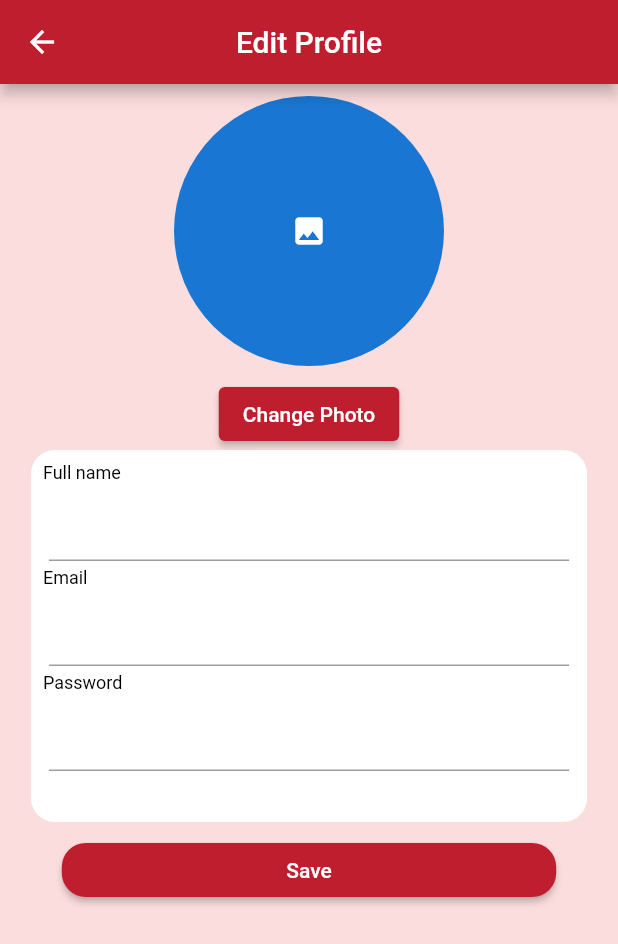
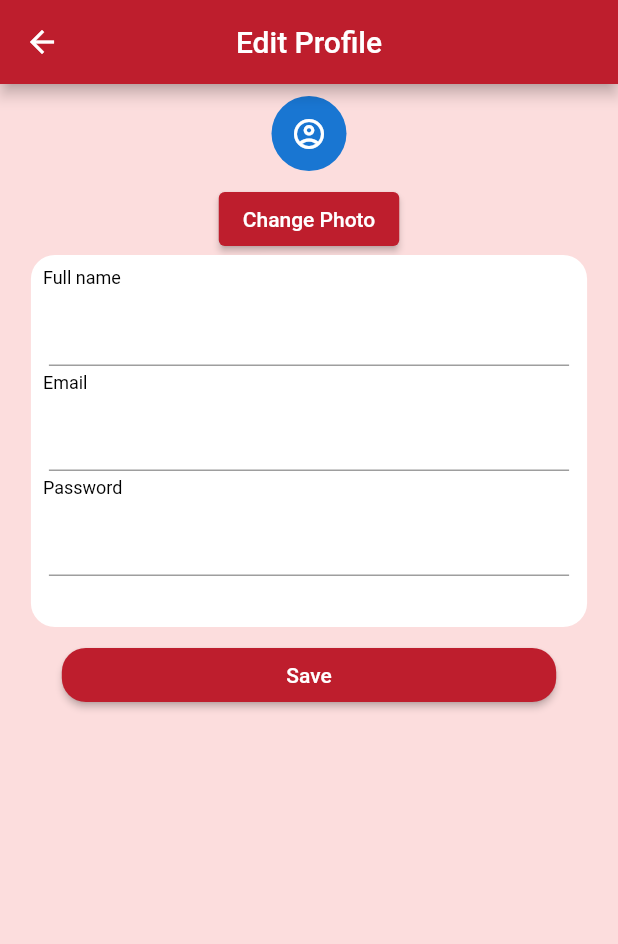
Before and after one commit to kwe-k-u/software_engineering_staff, a Flutter app: the screen it shows once a user with an empty profile is signed in, item 4 of the bottom bar chosen, after a tap on "Edit Profile", on a phone screen of 412 x 824 dp. Shown: the top 944 px of the screen. Run offline on Flutter 3.47's test engine with Material 2 defaults, Android fonts, the phone set to English and light mode, and no system bars; our stand-ins replace cloud_firestore, firebase_auth, firebase_core, firebase_storage, flutter_dotenv, image_picker; accounts and stored records are empty.

Commit message:
implemented unused ticket and available buses

```diff
--- a/lib/edit_profile_page/edit_profile_page.dart
+++ b/lib/edit_profile_page/edit_profile_page.dart
@@ -10,16 +10,17 @@ import 'package:software_engineering/utils/firestore_helper.dart';
 import 'package:software_engineering/widgets/custom_button.dart';
 import 'package:software_engineering/widgets/custom_text_field.dart';
 import 'package:software_engineering/widgets/input_section.dart';
+import 'package:software_engineering/widgets/profile_image.dart';
 
 class EditProfilePage extends StatefulWidget {
   final String name;
   final String email;
-  final String? image;
+  // final String? image;
   const EditProfilePage({
     Key? key,
     required this.name,
     required this.email,
-    required this.image,
+    // required this.image,
   }) : super(key: key);
 
   @override
@@ -52,15 +53,6 @@ class _EditProfilePageState extends State<EditProfilePage> {
   }
 
 
-  Widget showImage(){
-    if (image != null){
-      return Image.file(image!,);
-    } else if (widget.image != null){
-      return Image.network(widget.image!);
-    }
-    return const Icon(Icons.image);
-  }
-
   @override
   Widget build(BuildContext context) {
     Size size = MediaQuery.of(context).size;
@@ -78,18 +70,13 @@ class _EditProfilePageState extends State<EditProfilePage> {
           child: SingleChildScrollView(
             child: Column(
               children: [
-                InkWell(
-                  onTap: changeImage,
-                  child:  Padding(
-                    padding: const EdgeInsets.all(8.0),
-                    child: CircleAvatar(
-                      minRadius: 80,
-                      maxRadius: 90,
-                      child: ClipRRect(
-                        borderRadius: BorderRadius.circular(60),
-                          child: showImage()),
-                    ),
-                  ),
+
+                Padding(
+                  padding: const EdgeInsets.all(8.0),
+                  child : ProfileImage(
+                    image: context.read<AppState>().auth!.currentUser!.photoURL,
+                    onTap: changeImage,
+                  )
                 ),
                 ElevatedButton(
                     onPressed: changeImage,
--- a/lib/screens/homepage/homepage.dart
+++ b/lib/screens/homepage/homepage.dart
@@ -1,9 +1,13 @@
 import 'package:flutter/material.dart';
 import 'package:software_engineering/models/app_state.dart';
+import 'package:software_engineering/models/bus.dart';
 import 'package:software_engineering/screens/homepage/widgets/account_balance_and_ticket.dart';
 import 'package:software_engineering/utils/constants.dart';
+import 'package:software_engineering/utils/extensions.dart';
+import 'package:software_engineering/utils/firestore_helper.dart';
 import 'package:software_engineering/widgets/bus_tile.dart';
 import 'package:provider/provider.dart';
+import 'package:software_engineering/widgets/profile_image.dart';
 
 class Homepage extends StatefulWidget {
   const Homepage({Key? key}) : super(key: key);
@@ -13,6 +17,8 @@ class Homepage extends StatefulWidget {
 }
 
 class _HomepageState extends State<Homepage> {
+  DateTime busDate = DateTime.now();
+
   @override
   Widget build(BuildContext context) {
     return Padding(
@@ -39,27 +45,14 @@ class _HomepageState extends State<Homepage> {
                         ]
                     )
                 ),
-                 CircleAvatar(
-                  maxRadius: 25,
-                  child: context.read<AppState>().auth!.currentUser!.photoURL != null ?
-                  ClipRRect(
-                    borderRadius: BorderRadius.circular(30),
-                      child: Image.network(context.read<AppState>().auth!.currentUser!.photoURL!)
-                  )
-                      : const Icon(Icons.account_circle_outlined,size: 50,),
-                )
+                ProfileImage(image: context.read<AppState>().auth!.currentUser!.photoURL,)
+
               ],
             ),
           ),
 
 
           const AccountBalanceAndTicket(),
-
-
-          // const SizedBox(
-          //   height: 8,
-          // ),
-
 
 
           Padding(
@@ -74,12 +67,42 @@ class _HomepageState extends State<Homepage> {
                     fontWeight: FontWeight.bold
                   ),
                 ),
-                TextButton(onPressed: (){}, child: Text("Select day", style: Theme.of(context).textTheme.bodyText1!.copyWith(color: ashesiRed),))
+                TextButton(
+                    onPressed: ()async{
+                      DateTime? selected = await showDatePicker(
+                          context: context,
+
+                          initialDate: busDate,
+                          firstDate: DateTime.now(),
+                          lastDate: DateTime.now().add(const Duration(days: 7)),
+                      );
+
+                      setState(() {
+                        busDate = selected ?? DateTime.now();
+                      });
+                    },
+                    child: Text("Select day", style: Theme.of(context).textTheme.bodyText1!.copyWith(color: ashesiRed),))
               ],
             ),
           ),
           Expanded(
-            child: ListView.builder(itemBuilder: (context,index)=> BusTile()),
+            child:FutureBuilder<List<Bus>>(
+              future: getAvailableBuses(date: busDate),
+              builder: (context,snapshot) {
+                if (snapshot.connectionState == ConnectionState.done){
+                  if (snapshot.data != null && snapshot.data!.isNotEmpty) {
+                    return  ListView.builder(
+                      itemBuilder: (context,index)=> BusTile()
+                  );
+                  } else {
+                    return Center(child: Text("No Buses for ${busDate.asString()}"),);
+                  }
+                }
+                return const Center(
+                  child: CircularProgressIndicator(),
+                );
+              }
+            ),
           )
         ],
       ),
--- a/lib/screens/homepage/widgets/account_balance_and_ticket.dart
+++ b/lib/screens/homepage/widgets/account_balance_and_ticket.dart
@@ -1,5 +1,6 @@
 import "package:flutter/material.dart";
 import 'package:software_engineering/models/app_state.dart';
+import 'package:software_engineering/models/ticket.dart';
 import 'package:software_engineering/utils/firestore_helper.dart';
 import 'package:software_engineering/widgets/custom_button.dart';
 import 'package:provider/provider.dart';
@@ -16,19 +17,18 @@ class AccountBalanceAndTicket extends StatefulWidget {
 class _AccountBalanceAndTicketState extends State<AccountBalanceAndTicket> {
   @override
   Widget build(BuildContext context) {
-    Size size = MediaQuery.of(context).size;
 
     return Container(
       margin: const EdgeInsets.all(16),
-      height: size.height * 0.3,
-      width: size.width * 0.85,
+      child: Expanded(
         child: Column(
-        children: [
+          children: const [
 
             _CreditBalance(),
             _UnusedTickets()
 
           ],
+        ),
       ),
     );
   }
@@ -96,7 +96,9 @@ class _UnusedTickets extends StatelessWidget {
 
   @override
   Widget build(BuildContext context) {
-    return Card(
+    return FutureBuilder<Ticket?>(
+      future: getUnusedTicket(context.read<AppState>().auth!.currentUser!.uid),
+        builder: (context, snapshot) => snapshot.hasData ? Card(
           elevation: 0,
           margin: EdgeInsets.zero,
           shape: RoundedRectangleBorder(
@@ -177,6 +179,7 @@ class _UnusedTickets extends StatelessWidget {
               ],
             ),
           ),
+        ) : SizedBox( width: 0,height: 0,)
     );
   }
 }
--- a/lib/screens/page_control/page_control.dart
+++ b/lib/screens/page_control/page_control.dart
@@ -43,11 +43,12 @@ class _PageControlState extends State<PageControl> with SingleTickerProviderStat
             child: TabBar(
               controller: controller,
               onTap: (index){
-                if (index==3){Navigator.push(context,
+                if (index==3){
+                  controller.animateTo(controller.previousIndex);
+                  Navigator.push(context,
                     MaterialPageRoute(builder: (context)=> const SettingsScreen()
                     )
                 );
-                  controller.animateTo(controller.previousIndex);
                 } else {
                   controller.animateTo(index);
                 }
--- a/lib/screens/settings_screen/settings_screen.dart
+++ b/lib/screens/settings_screen/settings_screen.dart
@@ -6,6 +6,7 @@ import 'package:software_engineering/screens/about_page/about_page.dart';
 import 'package:software_engineering/widgets/custom_button.dart';
 import 'package:software_engineering/widgets/heading_text.dart';
 import 'package:provider/provider.dart';
+import 'package:software_engineering/widgets/profile_image.dart';
 
 
 
@@ -50,13 +51,16 @@ class _SettingsScreenState extends State<SettingsScreen> {
               )
                   : const Icon(Icons.account_circle_outlined,size: 80,),
             ),
+            // ProfileImage(),
 
             HeadingText(context.read<AppState>().auth!.currentUser!.displayName!),
 
-            CustomButton(text: "LOG OUT", onPressed: (){
-              FirebaseAuth auth = FirebaseAuth.instance;
-              auth.signOut();
-            }),
+            CustomButton(
+                text: "LOG OUT",
+                onPressed: (){
+                  FirebaseAuth auth = FirebaseAuth.instance;
+                  auth.signOut();
+                }),
 
             ListTile(
               leading: const Icon(Icons.edit),
@@ -69,7 +73,6 @@ class _SettingsScreenState extends State<SettingsScreen> {
                     MaterialPageRoute(builder: (context)=> EditProfilePage(
                       email: user.email!,
                       name: user.displayName!,
-                      image: user.photoURL,
                     )
                     )
                 );
--- a/lib/utils/firestore_helper.dart
+++ b/lib/utils/firestore_helper.dart
@@ -105,3 +105,18 @@ Future<String> uploadImage({required String id, required File image}) async {
   TaskSnapshot upload = await storage.ref("users/profile/$id").putFile(image);
   return await upload.ref.getDownloadURL();
 }
+
+Future<Ticket?> getUnusedTicket(String userId) async {
+  final FirebaseFirestore firestore = FirebaseFirestore.instance;
+
+  QuerySnapshot<Map<String, dynamic>> results = await firestore
+      .collection("public/communication/notifications").where("userId",isEqualTo: "userId" )
+      .where("status", isEqualTo: "active").get();
+  // print(results.toString());
+
+  if (results.docs.isNotEmpty){
+    return Ticket.fromJson(results.docs.first.data());
+  }
+
+  return null;
+}
--- /dev/null
+++ b/lib/widgets/profile_image.dart
@@ -0,0 +1,36 @@
+import 'dart:io';
+
+import 'package:flutter/material.dart';
+import 'package:provider/provider.dart';
+import 'package:software_engineering/models/app_state.dart';
+
+
+class ProfileImage extends StatelessWidget {
+  final dynamic image;
+  final void Function()? onTap;
+  const ProfileImage({required this.image, this.onTap, Key? key}) : super(key: key);
+
+  @override
+  Widget build(BuildContext context) {
+    return InkWell(
+      child: CircleAvatar(
+        maxRadius: 25,
+        minRadius: 20,
+        backgroundImage: showImage(),
+        child: showImage() == null ? const Icon(Icons.account_circle_outlined) : null,
+      ),
+      onTap: onTap,
+    );
+  }
+
+  ImageProvider? showImage(){
+    switch (image.runtimeType){
+      case File:
+        return Image.file(image).image;
+      case String:
+        return Image.network(image).image;
+      default:
+        return null;
+    }
+  }
+}
```
Lines whose indentation alone changed are shown as unchanged.
